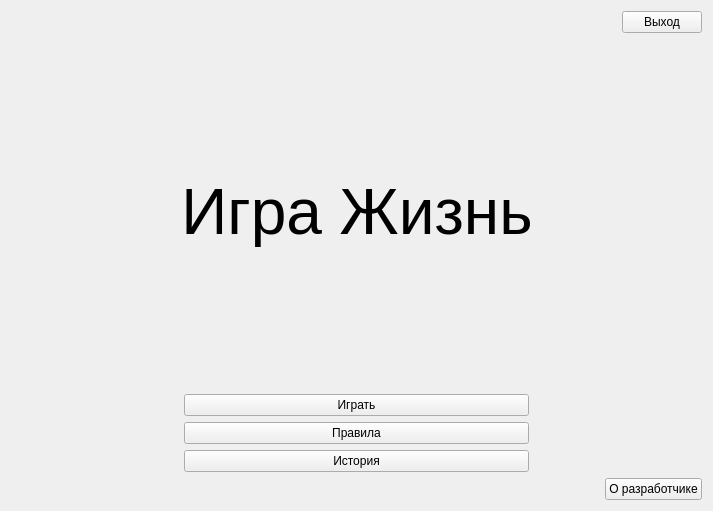
First picture: the form in GameLife/menuwindow.ui, repository DIIZII/GameLife, before the edit.
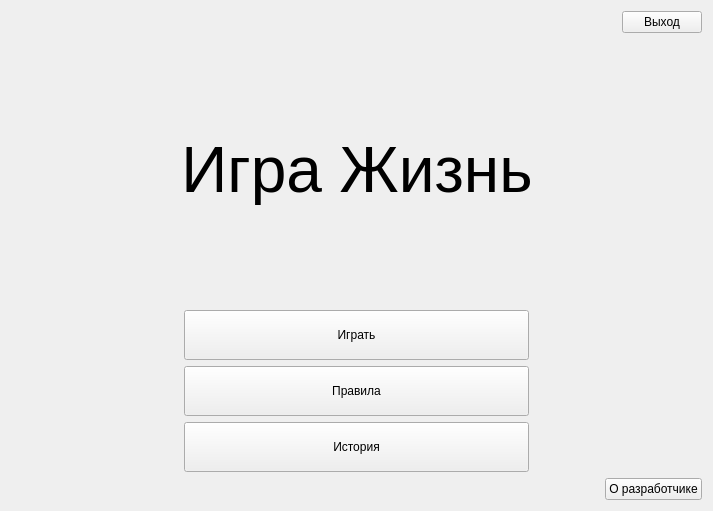
Second picture: the form after the edit.

What changed in the file:
```diff
--- a/GameLife/menuwindow.ui
+++ b/GameLife/menuwindow.ui
@@ -15,7 +15,7 @@
   </property>
   <layout class="QGridLayout" name="gridLayout">
    <item row="0" column="0">
-    <layout class="QGridLayout" name="gridLayout_2" rowstretch="1,20,5,5,5,1">
+    <layout class="QGridLayout" name="gridLayoutAllApp" rowstretch="1,10,5,5,5,1">
      <item row="3" column="0">
       <layout class="QHBoxLayout" name="horizontalLayout_4" stretch="1,2,1">
        <item>
@@ -32,7 +32,13 @@
         </spacer>
        </item>
        <item>
-        <widget class="QPushButton" name="pushButton_2">
+        <widget class="QPushButton" name="pushButtonRoles">
+         <property name="minimumSize">
+          <size>
+           <width>100</width>
+           <height>50</height>
+          </size>
+         </property>
          <property name="text">
           <string>Правила</string>
          </property>
@@ -69,7 +75,13 @@
         </spacer>
        </item>
        <item>
-        <widget class="QPushButton" name="pushButton_3">
+        <widget class="QPushButton" name="pushButtonHistory">
+         <property name="minimumSize">
+          <size>
+           <width>100</width>
+           <height>50</height>
+          </size>
+         </property>
          <property name="text">
           <string>История</string>
          </property>
@@ -130,10 +142,34 @@
         </spacer>
        </item>
        <item>
-        <widget class="QPushButton" name="pushButton">
+        <widget class="QPushButton" name="pushButtonPlay">
+         <property name="sizePolicy">
+          <sizepolicy hsizetype="Minimum" vsizetype="Fixed">
+           <horstretch>0</horstretch>
+           <verstretch>0</verstretch>
+          </sizepolicy>
+         </property>
+         <property name="minimumSize">
+          <size>
+           <width>100</width>
+           <height>50</height>
+          </size>
+         </property>
+         <property name="baseSize">
+          <size>
+           <width>0</width>
+           <height>0</height>
+          </size>
+         </property>
          <property name="text">
           <string>Играть</string>
          </property>
+         <property name="iconSize">
+          <size>
+           <width>16</width>
+           <height>16</height>
+          </size>
+         </property>
         </widget>
        </item>
        <item>
```
Left out of the diff: 36 changed lines with no effect on the pictures.
